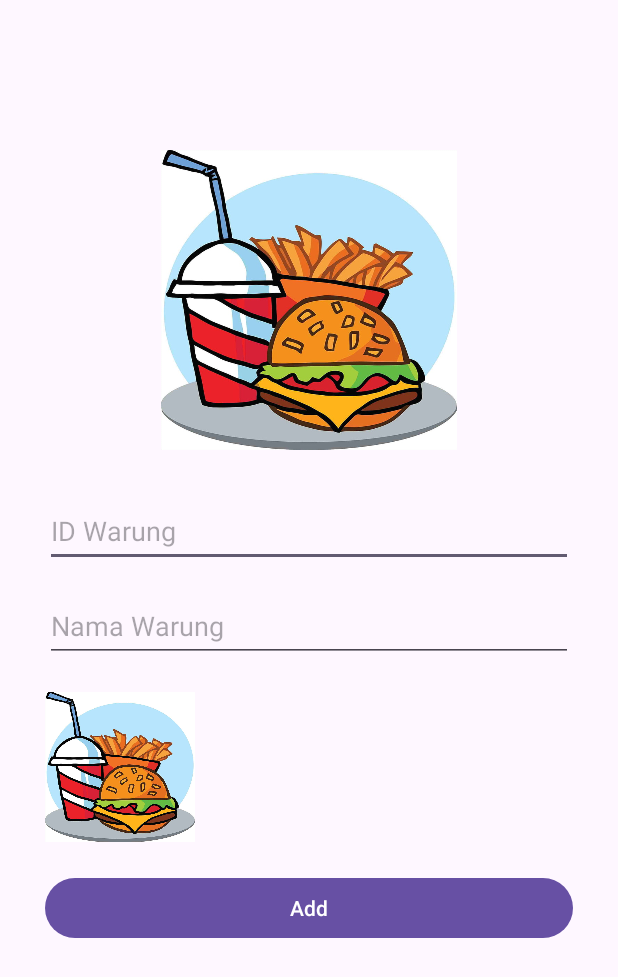
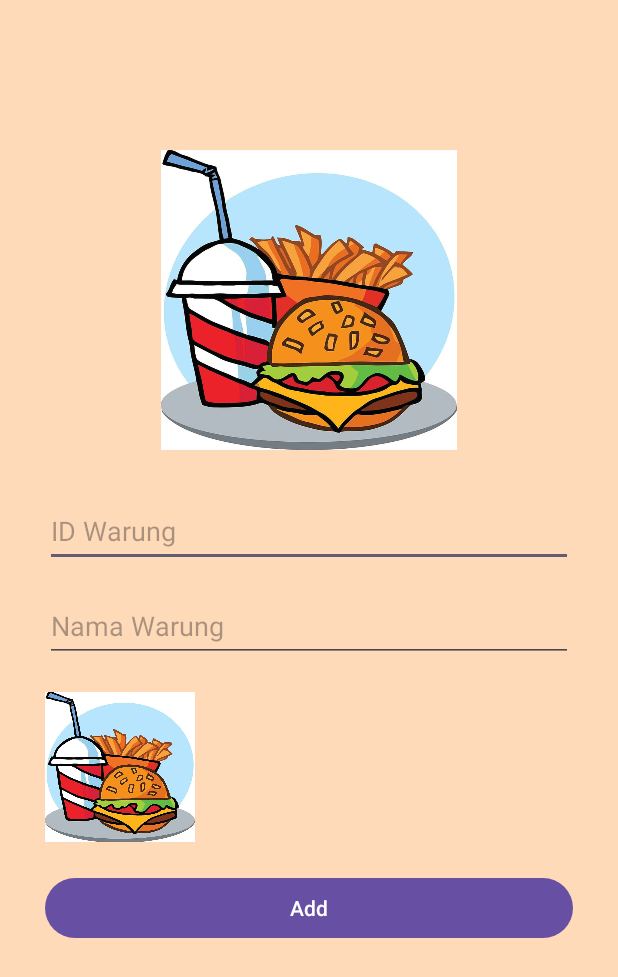
Before and after one commit to salsabilatuadaa/ProjectPBP, an Android app: the CreateMenuActivity screen opened directly, with no data from a screen before it, on a phone screen of 412 x 824 dp. Shown: the top 977 px of the screen. Run offline under Robolectric (Android 15) with nearby library versions, the phone set to English and light mode, and no system bars.

Commit message:
benerin FE

```diff
--- a/app/src/main/res/layout/activity_create_menu.xml
+++ b/app/src/main/res/layout/activity_create_menu.xml
@@ -6,6 +6,7 @@
     android:layout_width="match_parent"
     android:layout_height="match_parent"
     android:fillViewport="true"
+    android:background="#FFDAB9"
     tools:context=".Activity.CreateMenuActivity">
 
     <androidx.constraintlayout.widget.ConstraintLayout
--- a/app/src/main/res/layout/activity_detail_menu.xml
+++ b/app/src/main/res/layout/activity_detail_menu.xml
@@ -4,6 +4,7 @@
     xmlns:tools="http://schemas.android.com/tools"
     android:layout_width="match_parent"
     android:layout_height="match_parent"
+    android:background="#FFDAB9"
     tools:context=".Activity.DetailMenuActivity">
 
 </androidx.constraintlayout.widget.ConstraintLayout>
--- a/app/src/main/res/layout/activity_list_menu.xml
+++ b/app/src/main/res/layout/activity_list_menu.xml
@@ -5,6 +5,7 @@
     xmlns:tools="http://schemas.android.com/tools"
     android:layout_width="match_parent"
     android:layout_height="match_parent"
+    android:background="#FFDAB9"
     tools:context=".Activity.ListMenuActivity">
 
     <com.google.android.material.floatingactionbutton.FloatingActionButton
```
